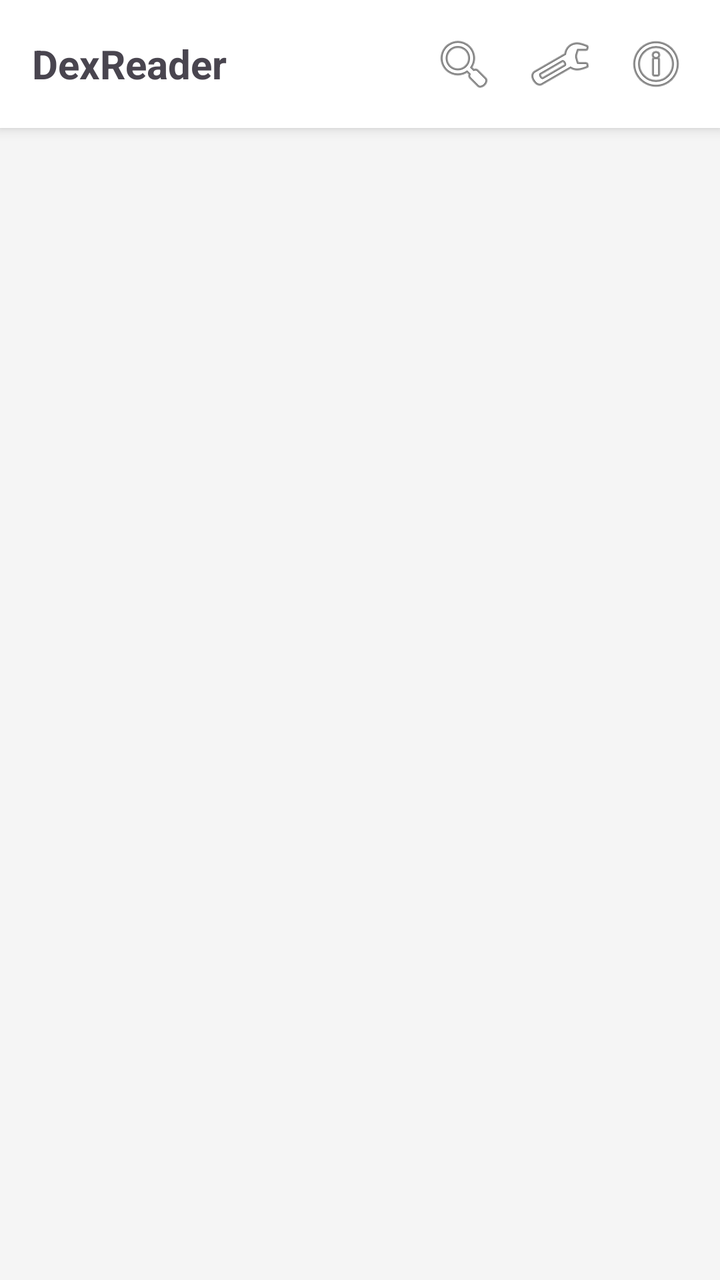
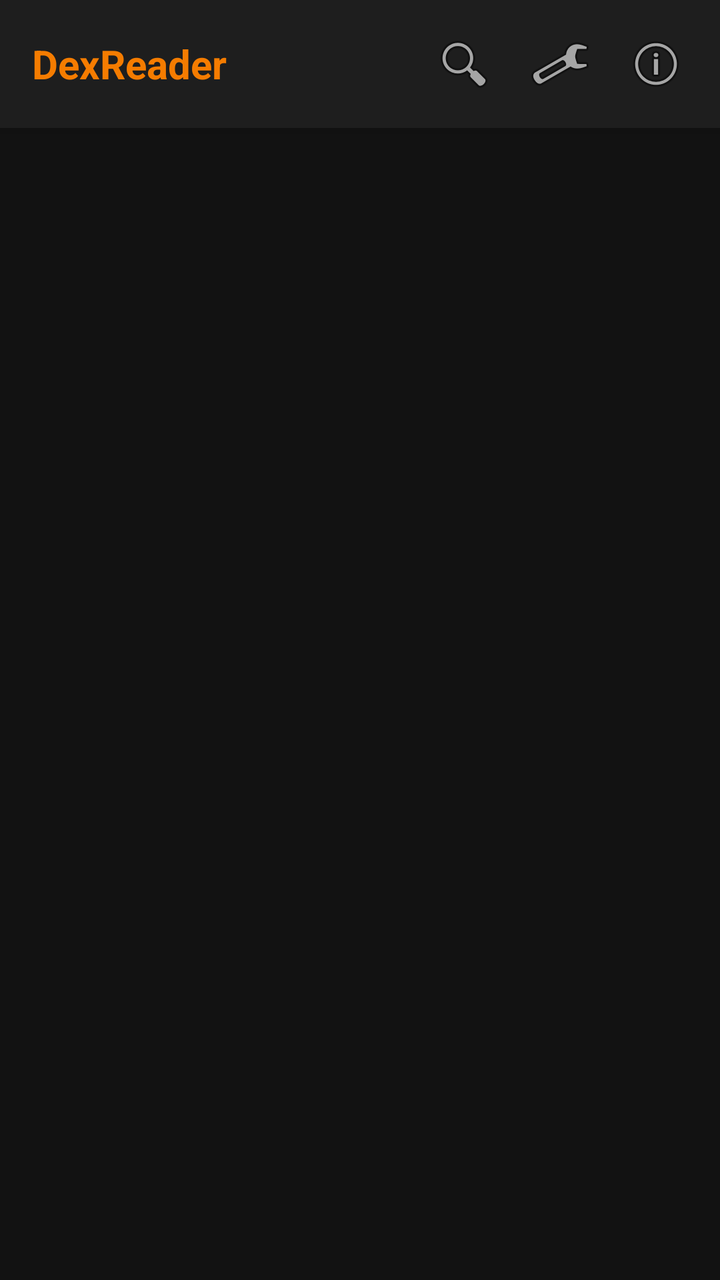

Compare the two renders of this Android layout. The source of the first and the diff that turns it into the second are given below.
<!-- AndroidManifest.xml: application theme Theme.MangaReader -->
<!-- res/layout/fragment_home.xml -->
<?xml version="1.0" encoding="utf-8"?>
<LinearLayout xmlns:android="http://schemas.android.com/apk/res/android"
    android:layout_width="match_parent"
    android:layout_height="match_parent"
    android:orientation="vertical"
    android:background="#F5F5F5">

    <LinearLayout
        android:layout_width="match_parent"
        android:layout_height="wrap_content"
        android:orientation="horizontal"
        android:padding="16dp"
        android:background="@color/white"
        android:elevation="4dp"
        android:gravity="center_vertical">

        <TextView
            android:layout_width="0dp"
            android:layout_height="wrap_content"
            android:layout_weight="1"
            android:text="DexReader"
            android:textSize="20sp"
            android:textStyle="bold" />

        <ImageButton
            android:id="@+id/btnSearch"
            android:layout_width="wrap_content"
            android:layout_height="wrap_content"
            android:src="@android:drawable/ic_menu_search"
            android:background="?attr/selectableItemBackgroundBorderless"
            android:layout_marginEnd="16dp"/>

        <ImageButton
            android:id="@+id/btnProfile"
            android:layout_width="wrap_content"
            android:layout_height="wrap_content"
            android:src="@android:drawable/ic_menu_manage"
            android:background="?attr/selectableItemBackgroundBorderless"
            android:layout_marginEnd="16dp"/>

        <ImageButton
            android:id="@+id/btnAbout"
            android:layout_width="wrap_content"
            android:layout_height="wrap_content"
            android:src="@android:drawable/ic_menu_info_details"
            android:background="?attr/selectableItemBackgroundBorderless" />
    </LinearLayout>

    <ProgressBar
        android:id="@+id/progressBar"
        android:layout_width="wrap_content"
        android:layout_height="wrap_content"
        android:layout_gravity="center"
        android:layout_marginTop="32dp"
        android:visibility="gone" />

    <androidx.recyclerview.widget.RecyclerView
        android:id="@+id/rvMangaList"
        android:layout_width="match_parent"
        android:layout_height="match_parent"
        android:padding="8dp"
        android:clipToPadding="false" />

</LinearLayout>
<!-- resources referenced by this layout -->
<resources>
  <color name="white">#FFFFFFFF</color>
  <style name="Theme.MangaReader" parent="Base.Theme.MangaReader" />
  <style name="Base.Theme.MangaReader" parent="Theme.Material3.DayNight.NoActionBar">
          
          
      </style>
</resources>

<!-- the commit's change to res/layout/fragment_home.xml (unified diff, before → after) -->
@@ -3,14 +3,14 @@
     android:layout_width="match_parent"
     android:layout_height="match_parent"
     android:orientation="vertical"
-    android:background="#F5F5F5">
+    android:background="?attr/colorSurface">
 
     <LinearLayout
         android:layout_width="match_parent"
         android:layout_height="wrap_content"
         android:orientation="horizontal"
         android:padding="16dp"
-        android:background="@color/white"
+        android:background="?attr/colorSurfaceVariant"
         android:elevation="4dp"
         android:gravity="center_vertical">
 
@@ -19,6 +19,7 @@
             android:layout_height="wrap_content"
             android:layout_weight="1"
             android:text="DexReader"
+            android:textColor="?attr/colorPrimary"
             android:textSize="20sp"
             android:textStyle="bold" />
 
<!-- resource entries referenced after the edit -->
@@ -1,10 +1,21 @@
 <!-- resources referenced by this layout -->
 <resources>
-  <color name="white">#FFFFFFFF</color>
   <style name="Theme.MangaReader" parent="Base.Theme.MangaReader" />
-  <style name="Base.Theme.MangaReader" parent="Theme.Material3.DayNight.NoActionBar">
-          
-          
+  <style name="Base.Theme.MangaReader" parent="Theme.MaterialComponents.DayNight.NoActionBar">
+          <item name="colorPrimary">@color/md_primary</item>
+          <item name="colorSurface">@color/md_surface</item>
+          <item name="colorOnSurface">@color/md_on_surface</item>
+          <item name="colorSurfaceVariant">@color/md_surface_container</item>
+          <item name="colorOutline">@color/md_outline</item>
+          <item name="android:windowBackground">@color/md_surface</item>
+          <item name="android:colorBackground">@color/md_surface</item>
+          <item name="android:textColor">@color/md_on_surface</item>
+          <item name="android:forceDarkAllowed">false</item>
       </style>
+  <color name="md_primary">#F57C00</color>
+  <color name="md_surface">#121212</color>
+  <color name="md_on_surface">#E0E0E0</color>
+  <color name="md_surface_container">#1E1E1E</color>
+  <color name="md_outline">#6B6B6B</color>
 </resources>
 
